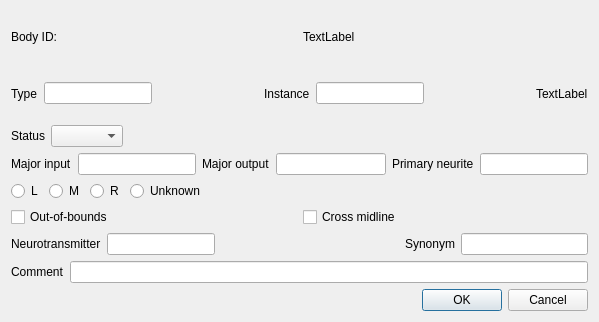
Before: the Qt Designer form neurolabi/gui/flyem/dialogs/flyembodyannotationdialog.ui in janelia-flyem/NeuTu, drawn with Qt 5.
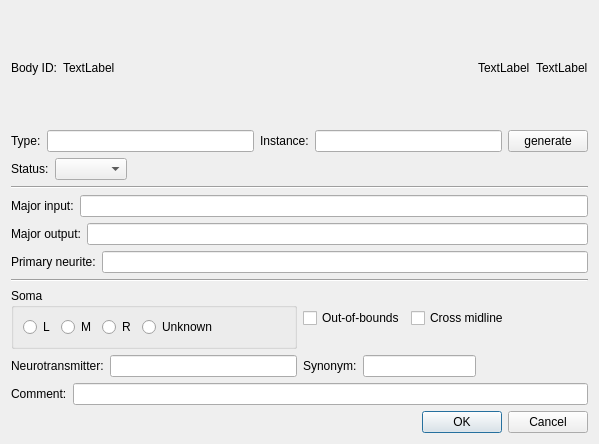
After: the same form once the commit is applied.

Commit message: add essential functions into FlyEmBodyAnnotationDialog

```diff
--- a/neurolabi/gui/flyem/dialogs/flyembodyannotationdialog.ui
+++ b/neurolabi/gui/flyem/dialogs/flyembodyannotationdialog.ui
@@ -7,22 +7,42 @@
     <x>0</x>
     <y>0</y>
     <width>599</width>
-    <height>322</height>
+    <height>444</height>
    </rect>
   </property>
   <property name="windowTitle">
    <string>Body Annotation</string>
   </property>
-  <layout class="QVBoxLayout" name="verticalLayout">
+  <layout class="QVBoxLayout" name="verticalLayout_2">
    <item>
     <layout class="QHBoxLayout" name="horizontalLayout_15">
      <item>
-      <widget class="QLabel" name="bodyIdLabel">
+      <widget class="QLabel" name="bodyIdLabel_2">
        <property name="text">
         <string>Body ID:</string>
        </property>
       </widget>
      </item>
+     <item>
+      <widget class="QLabel" name="bodyIdLabel">
+       <property name="text">
+        <string>TextLabel</string>
+       </property>
+      </widget>
+     </item>
+     <item>
+      <spacer name="horizontalSpacer_6">
+       <property name="orientation">
+        <enum>Qt::Horizontal</enum>
+       </property>
+       <property name="sizeHint" stdset="0">
+        <size>
+         <width>40</width>
+         <height>20</height>
+        </size>
+       </property>
+      </spacer>
+     </item>
      <item>
       <widget class="QLabel" name="namingUserLabel">
        <property name="text">
@@ -30,6 +50,13 @@
        </property>
       </widget>
      </item>
+     <item>
+      <widget class="QLabel" name="userLabel">
+       <property name="text">
+        <string>TextLabel</string>
+       </property>
+      </widget>
+     </item>
     </layout>
    </item>
    <item>
@@ -39,7 +66,7 @@
        <item>
         <widget class="QLabel" name="label">
          <property name="text">
-          <string>Type</string>
+          <string>Type:</string>
          </property>
         </widget>
        </item>
@@ -48,25 +75,12 @@
        </item>
       </layout>
      </item>
-     <item>
-      <spacer name="horizontalSpacer">
-       <property name="orientation">
-        <enum>Qt::Horizontal</enum>
-       </property>
-       <property name="sizeHint" stdset="0">
-        <size>
-         <width>40</width>
-         <height>20</height>
-        </size>
-       </property>
-      </spacer>
-     </item>
      <item>
       <layout class="QHBoxLayout" name="horizontalLayout_2">
        <item>
         <widget class="QLabel" name="label_2">
          <property name="text">
-          <string>Instance</string>
+          <string>Instance:</string>
          </property>
         </widget>
        </item>
@@ -76,22 +90,9 @@
       </layout>
      </item>
      <item>
-      <spacer name="horizontalSpacer_5">
-       <property name="orientation">
-        <enum>Qt::Horizontal</enum>
-       </property>
-       <property name="sizeHint" stdset="0">
-        <size>
-         <width>40</width>
-         <height>20</height>
-        </size>
-       </property>
-      </spacer>
-     </item>
-     <item>
-      <widget class="QLabel" name="userLabel">
+      <widget class="QPushButton" name="generatePushButton">
        <property name="text">
-        <string>TextLabel</string>
+        <string>generate</string>
        </property>
       </widget>
      </item>
@@ -102,7 +103,7 @@
      <item>
       <widget class="QLabel" name="label_3">
        <property name="text">
-        <string>Status</string>
+        <string>Status:</string>
        </property>
       </widget>
      </item>
@@ -125,13 +126,20 @@
     </layout>
    </item>
    <item>
-    <layout class="QHBoxLayout" name="horizontalLayout_8">
+    <layout class="QVBoxLayout" name="verticalLayout">
+     <item>
+      <widget class="Line" name="line">
+       <property name="orientation">
+        <enum>Qt::Horizontal</enum>
+       </property>
+      </widget>
+     </item>
      <item>
       <layout class="QHBoxLayout" name="horizontalLayout_5">
        <item>
         <widget class="QLabel" name="label_4">
          <property name="text">
-          <string>Major input</string>
+          <string>Major input:</string>
          </property>
         </widget>
        </item>
@@ -145,7 +153,7 @@
        <item>
         <widget class="QLabel" name="label_5">
          <property name="text">
-          <string>Major output</string>
+          <string>Major output:</string>
          </property>
         </widget>
        </item>
@@ -159,7 +167,7 @@
        <item>
         <widget class="QLabel" name="label_6">
          <property name="text">
-          <string>Primary neurite</string>
+          <string>Primary neurite:</string>
          </property>
         </widget>
        </item>
@@ -168,11 +176,24 @@
        </item>
       </layout>
      </item>
+     <item>
+      <widget class="Line" name="line_2">
+       <property name="orientation">
+        <enum>Qt::Horizontal</enum>
+       </property>
+      </widget>
+     </item>
     </layout>
    </item>
    <item>
     <layout class="QHBoxLayout" name="horizontalLayout_9">
      <item>
+      <widget class="QGroupBox" name="groupBox">
+       <property name="title">
+        <string>Soma</string>
+       </property>
+       <layout class="QHBoxLayout" name="horizontalLayout_8">
+        <item>
       <widget class="QRadioButton" name="leftRadioButton">
        <property name="text">
         <string>L</string>
@@ -207,13 +228,14 @@
        </property>
        <property name="sizeHint" stdset="0">
         <size>
-         <width>40</width>
+            <width>36</width>
          <height>20</height>
         </size>
        </property>
       </spacer>
      </item>
     </layout>
+      </widget>
    </item>
    <item>
     <layout class="QHBoxLayout" name="horizontalLayout_10">
@@ -231,6 +253,21 @@
        </property>
       </widget>
      </item>
+       <item>
+        <spacer name="horizontalSpacer">
+         <property name="orientation">
+          <enum>Qt::Horizontal</enum>
+         </property>
+         <property name="sizeHint" stdset="0">
+          <size>
+           <width>40</width>
+           <height>20</height>
+          </size>
+         </property>
+        </spacer>
+       </item>
+      </layout>
+     </item>
     </layout>
    </item>
    <item>
@@ -240,7 +277,7 @@
        <item>
         <widget class="QLabel" name="label_7">
          <property name="text">
-          <string>Neurotransmitter</string>
+          <string>Neurotransmitter:</string>
          </property>
         </widget>
        </item>
@@ -249,31 +286,31 @@
        </item>
       </layout>
      </item>
-     <item>
-      <spacer name="horizontalSpacer_2">
-       <property name="orientation">
-        <enum>Qt::Horizontal</enum>
-       </property>
-       <property name="sizeHint" stdset="0">
-        <size>
-         <width>40</width>
-         <height>20</height>
-        </size>
-       </property>
-      </spacer>
-     </item>
      <item>
       <layout class="QHBoxLayout" name="horizontalLayout_13">
        <item>
         <widget class="QLabel" name="label_8">
          <property name="text">
-          <string>Synonym</string>
+          <string>Synonym:</string>
          </property>
         </widget>
        </item>
        <item>
         <widget class="QLineEdit" name="SynonymLineEdit"/>
        </item>
+       <item>
+        <spacer name="horizontalSpacer_2">
+         <property name="orientation">
+          <enum>Qt::Horizontal</enum>
+         </property>
+         <property name="sizeHint" stdset="0">
+          <size>
+           <width>40</width>
+           <height>20</height>
+          </size>
+         </property>
+        </spacer>
+       </item>
       </layout>
      </item>
     </layout>
@@ -283,7 +320,7 @@
      <item>
       <widget class="QLabel" name="label_9">
        <property name="text">
-        <string>Comment</string>
+        <string>Comment:</string>
        </property>
       </widget>
      </item>
```
Lines whose indentation alone changed are shown as unchanged. The commit also changes 5 other files.
